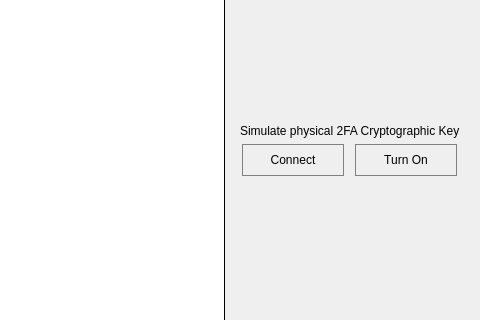
Above: src/views/authenticate_views/twofa_key_view.ui from devforgely/MFA-Simulator before the change; both pictures show x 320 to 800 and y 200 to 520 of the 800 by 720 pixel window. Below: the same form after it.
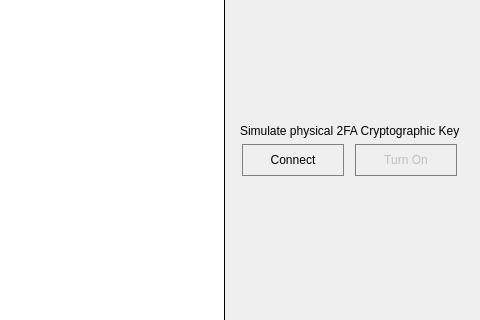
That is the form after the change. Icons and pictures are not drawn. Custom widgets are drawn as their Qt base class.

What changed in the file:
```diff
--- a/src/views/authenticate_views/twofa_key_view.ui
+++ b/src/views/authenticate_views/twofa_key_view.ui
@@ -214,6 +214,9 @@
         </item>
         <item alignment="Qt::AlignHCenter">
          <widget class="QPushButton" name="on_btn">
+          <property name="enabled">
+           <bool>false</bool>
+          </property>
           <property name="cursor">
            <cursorShape>PointingHandCursor</cursorShape>
           </property>
```
